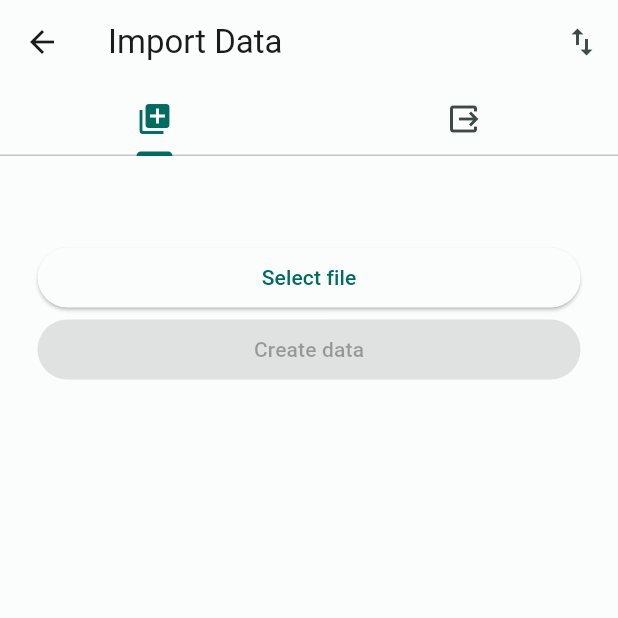
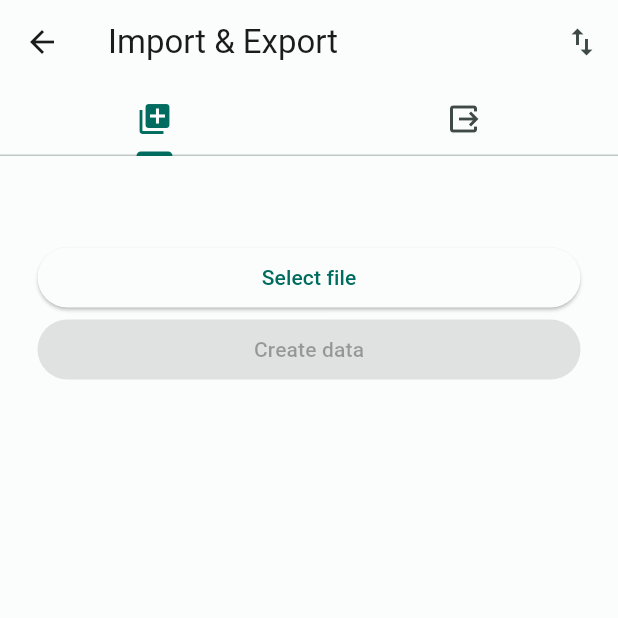
Before and after one commit to Niallfitzy1/FitTrack, a Flutter app: the MainScreen screen opened directly with empty values, after a tap on the "import export" icon, on a phone screen of 412 x 824 dp, the top half of it. Run offline on Flutter 3.47's test engine with Material 2 defaults, Android fonts, the light colour scheme and no system bars; our stand-ins replace csv, drift, dropdown_search, flutter_spinbox, rxdart, syncfusion_flutter_charts and 1 more; missing offline and left inert: pick_or_save; accounts and stored records are empty; generated files the repository leaves out were written again.

Commit message:
chore: updated appbar title

```diff
--- a/lib/app_router.dart
+++ b/lib/app_router.dart
@@ -81,7 +81,7 @@ class AppRouter {
         appBarTitle = 'Past Workouts';
         break;
       case RouteName.import:
-        appBarTitle = 'Import Data';
+        appBarTitle = 'Import & Export';
         builder = (BuildContext context) => const ImportExportPage();
         break;
       case RouteName.today:
```
